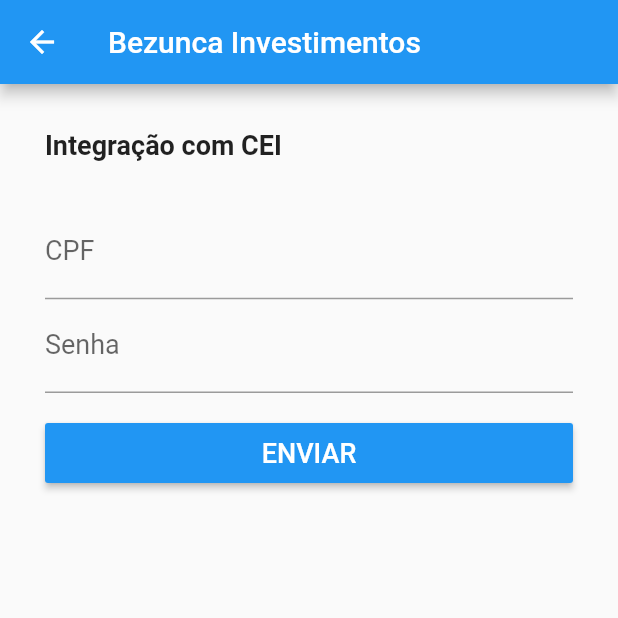
After one commit to Bezunca/App, a Flutter app: the CEI screen opened by its route, on a phone screen of 412 x 824 dp, the top half of it. The commit adds this screen. Run offline on Flutter 3.47's test engine with Material 2 defaults, Android fonts, the phone set to English and light mode, and no system bars; our stand-ins replace firebase_dynamic_links, get_it; accounts and stored records are empty; statements that could not run were skipped.

Commit message:
cei integration

```diff
--- a/lib/localStorage/userCredentials.dart
+++ b/lib/localStorage/userCredentials.dart
@@ -44,4 +44,8 @@ class UserCredentials {
     Storage credStorage = Storage(_filename);
     return await credStorage.delete();
   }
+
+  String getToken() {
+    return _token;
+  }
 }
--- a/lib/main.dart
+++ b/lib/main.dart
@@ -1,7 +1,8 @@
-import 'package:app/views/unlogged/login.dart';
-import 'package:app/views/unlogged/register.dart';
-import 'package:app/views/unlogged/forgot_password.dart';
-import 'package:app/views/unlogged/reset_password.dart';
+import 'package:app/views/auth/login.dart';
+import 'package:app/views/auth/register.dart';
+import 'package:app/views/auth/forgot_password.dart';
+import 'package:app/views/auth/reset_password.dart';
+import 'package:app/views/wallet/cei.dart';
 import 'package:app/views/home.dart';
 import 'package:flutter/material.dart';
 
@@ -22,7 +23,8 @@ void main() async{
       Register.route: (BuildContext context) => new Register(),
       Login.route: (BuildContext context) => new Login(),
       ForgotPassword.route: (BuildContext context) => new ForgotPassword(),
-      ResetPassword.route: (BuildContext context) => new ResetPassword()
+      ResetPassword.route: (BuildContext context) => new ResetPassword(),
+      CEI.route: (BuildContext context) => new CEI()
     },
     navigatorKey: getIt<NavigationService>().navigationKey,
     )
--- a/lib/services/dynamicLinkService.dart
+++ b/lib/services/dynamicLinkService.dart
@@ -3,8 +3,8 @@ import 'package:firebase_dynamic_links/firebase_dynamic_links.dart';
 
 import "package:app/services/navigationService.dart";
 import "package:app/locator.dart";
-import 'package:app/views/unlogged/login.dart';
-import 'package:app/views/unlogged/reset_password.dart';
+import 'package:app/views/auth/login.dart';
+import 'package:app/views/auth/reset_password.dart';
 import 'package:app/services/userApi.dart';
 
 class DynamicLinkService {
--- a/lib/views/unlogged/forgot_password.dart
+++ b/lib/views/auth/forgot_password.dart
@@ -67,14 +67,10 @@ class ForgotPasswordState extends State<ForgotPassword> {
 
     setState(() {
       if(response == null){
-        print("resposta null");
         _errors = {"general": "Erro no servidor"};
       }else if(response.containsKey('errors')){
-        print("recebi erro");
-        print(response);
         _errors = response["errors"];
       }else{
-        print("show pa show pei");
         openDialog(context,
           Text("Email enviado!"),
           Text("Verifique sua caixa de entrada para ter acesso as instruções de redefinição de senha!"),
--- a/lib/views/unlogged/login.dart
+++ b/lib/views/auth/login.dart
@@ -5,11 +5,12 @@ import 'package:app/localStorage/userCredentials.dart';
 import 'package:app/locator.dart';
 import 'package:app/services/userApi.dart';
 import 'package:app/utils/commonWidgets.dart';
-import 'package:app/views/unlogged/register.dart';
-import 'package:app/views/unlogged/forgot_password.dart';
+import 'package:app/views/auth/register.dart';
+import 'package:app/views/auth/forgot_password.dart';
 import 'package:app/views/home.dart';
 
 class LoginState extends State<Login> {
+
   final UserApi _userApi = getIt<UserApi>();
 
   final _email = TextEditingController();
@@ -124,6 +125,7 @@ class LoginState extends State<Login> {
   void doLogin(BuildContext context, token) {
     UserCredentials creds = UserCredentials(token);
     creds.save();
+    _userApi.setAuthorizationToken(token);
     Navigator.of(context).pushReplacementNamed(Home.route);
   }
 
--- /dev/null
+++ b/lib/views/wallet/cei.dart
@@ -0,0 +1,120 @@
+import 'package:flutter/material.dart';
+
+import 'package:app/utils/theme.dart';
+import 'package:app/locator.dart';
+import 'package:app/services/userApi.dart';
+import 'package:app/utils/commonWidgets.dart';
+
+class CEIState extends State<CEI> {
+
+  final UserApi _userApi = getIt<UserApi>();
+
+  final _user = TextEditingController();
+  final _password = TextEditingController();
+
+  Map<String, dynamic> _errors = {};
+
+  @override
+  Widget build(BuildContext context) {
+    return Scaffold(
+        appBar: AppBar(
+          title: Text("Bezunca Investimentos"),
+        ),
+        body: GestureDetector(
+          onTap: () {
+            FocusScope.of(context).requestFocus(new FocusNode());
+          },
+          child: ListView(
+            children: <Widget>[
+              Container(
+                  margin: EdgeInsets.only(top: 30, left: 30, right: 30),
+                  child: Text("Integração com CEI", style: biggerFont)),
+              Container(
+                  margin: EdgeInsets.only(top: 30, left: 30, right: 30),
+                  child: TextFormField(
+                      controller: _user,
+                      keyboardType: TextInputType.text,
+                      style: normalFont,
+                      decoration: InputDecoration(
+                          labelText: "CPF", labelStyle: normalFont))),
+              Container(
+                margin: EdgeInsets.only(left: 30, right: 30),
+                child: buildErrorMessage(_errors, 'user'),
+              ),
+              Container(
+                  margin: EdgeInsets.only(left: 30, right: 30),
+                  child: TextFormField(
+                      controller: _password,
+                      obscureText: true,
+                      keyboardType: TextInputType.text,
+                      style: normalFont,
+                      decoration: InputDecoration(
+                          labelText: "Senha", labelStyle: normalFont))),
+              Container(
+                margin: EdgeInsets.only(left: 30, right: 30),
+                child: buildErrorMessage(_errors, 'password'),
+              ),
+              Container(
+                margin: EdgeInsets.only(left: 30, right: 30),
+                child: buildErrorMessage(_errors, 'general'),
+              ),
+              Container(
+                height: 40.0,
+                margin: EdgeInsets.only(top: 20.0, left: 30, right: 30),
+                child: RaisedButton(
+                  color: Colors.blue,
+                  child: Text("ENVIAR", style: buttonFont),
+                  onPressed: () {
+                    _onClickCEISync(context);
+                  },
+                ),
+              )
+            ],
+          ),
+        ));
+  }
+
+  Future _onClickCEISync(BuildContext context) async {
+    openDialog(context, null, Text("Enviando! Pode demorar alguns minutos..."), [], dismissible: false);
+    var response = await _userApi.ceiSync(_user.text, _password.text);
+    Navigator.of(context).pop();
+
+    setState(() {
+      if (response == null) {
+        _errors = {"general": "Erro no servidor"};
+      } else if (response.containsKey('errors')) {
+        _errors = response["errors"];
+      } else {
+        cleanScreen();
+        openDialog(
+            context,
+            Text("Integração realizada!"),
+            Text(
+                "Suas informações do CEI estarão disponíveis para visualização em breve!"),
+            [
+              {
+                'text': 'OK',
+                'action': () =>
+                {Navigator.of(context).popUntil((route) => route.isFirst)}
+              }
+            ]);
+      }
+    });
+  }
+
+  void cleanScreen() {
+    setState(() {
+      _errors = {};
+      _user.clear();
+      _password.clear();
+    });
+  }
+}
+
+class CEI extends StatefulWidget {
+
+  static final String route = '/cei';
+
+  @override
+  CEIState createState() => CEIState();
+}
```
Also changed, not shown: lib/services/userApi.dart (+18 -12 lines), lib/utils/appInitializer.dart (+15 -2 lines), lib/views/home.dart (+20 -0 lines), lib/views/auth/register.dart (renamed from lib/views/unlogged/register.dart), lib/views/auth/reset_password.dart (renamed from lib/views/unlogged/reset_password.dart).
